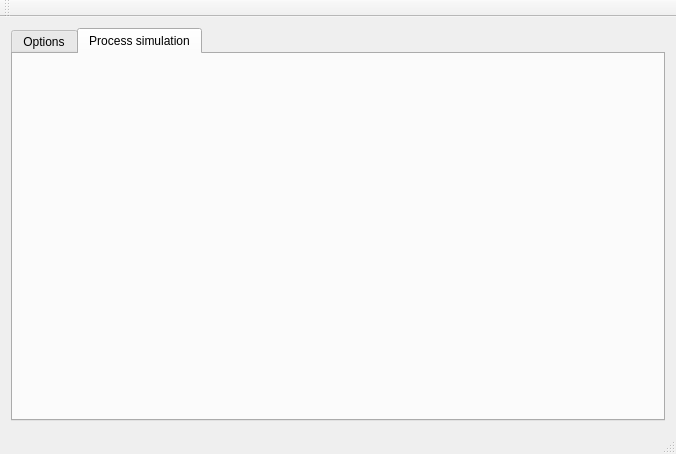
adaweiss/sys_zdarz, file mainwindow.ui: the form before one commit.
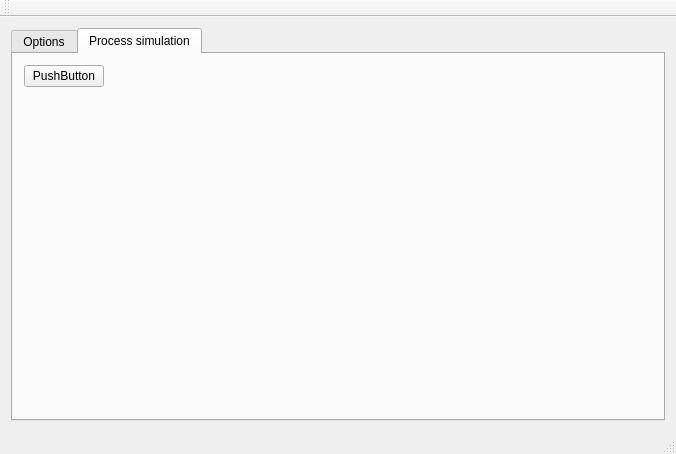
The form after the commit. The open tabs and pages were chosen to show the change.

Diff of the .ui file:
```diff
--- a/mainwindow.ui
+++ b/mainwindow.ui
@@ -77,6 +77,61 @@
        <attribute name="title">
         <string>Process simulation</string>
        </attribute>
+       <layout class="QVBoxLayout" name="verticalLayout_3">
+        <item>
+         <layout class="QHBoxLayout" name="horizontalLayout_2">
+          <item>
+           <widget class="QPushButton" name="start">
+            <property name="sizePolicy">
+             <sizepolicy hsizetype="Fixed" vsizetype="Fixed">
+              <horstretch>0</horstretch>
+              <verstretch>0</verstretch>
+             </sizepolicy>
+            </property>
+            <property name="text">
+             <string>PushButton</string>
+            </property>
+           </widget>
+          </item>
+          <item>
+           <spacer name="horizontalSpacer_2">
+            <property name="orientation">
+             <enum>Qt::Horizontal</enum>
+            </property>
+            <property name="sizeHint" stdset="0">
+             <size>
+              <width>40</width>
+              <height>20</height>
+             </size>
+            </property>
+           </spacer>
+          </item>
+         </layout>
+        </item>
+        <item>
+         <spacer name="verticalSpacer_2">
+          <property name="orientation">
+           <enum>Qt::Vertical</enum>
+          </property>
+          <property name="sizeHint" stdset="0">
+           <size>
+            <width>20</width>
+            <height>134</height>
+           </size>
+          </property>
+         </spacer>
+        </item>
+        <item>
+         <widget class="QWidget" name="process_widget" native="true">
+          <property name="sizePolicy">
+           <sizepolicy hsizetype="Expanding" vsizetype="Expanding">
+            <horstretch>0</horstretch>
+            <verstretch>0</verstretch>
+           </sizepolicy>
+          </property>
+         </widget>
+        </item>
+       </layout>
       </widget>
      </widget>
     </item>
```
